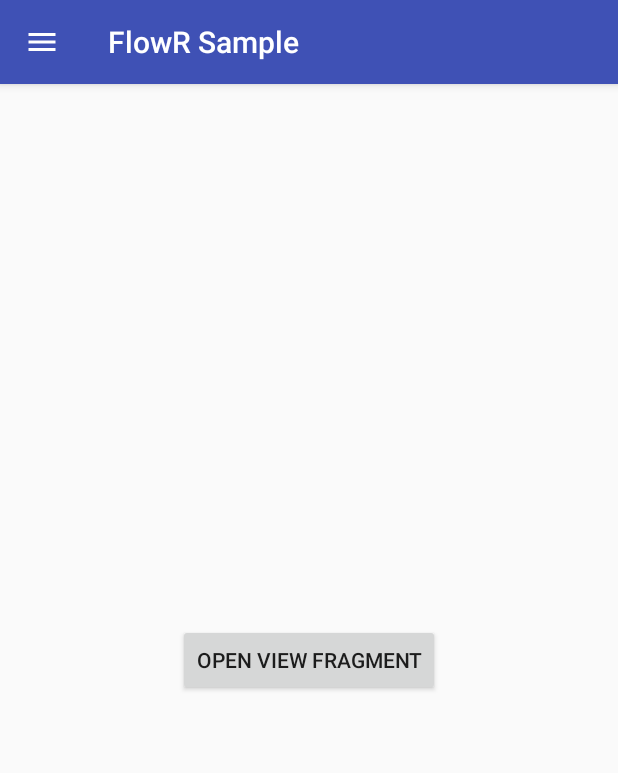
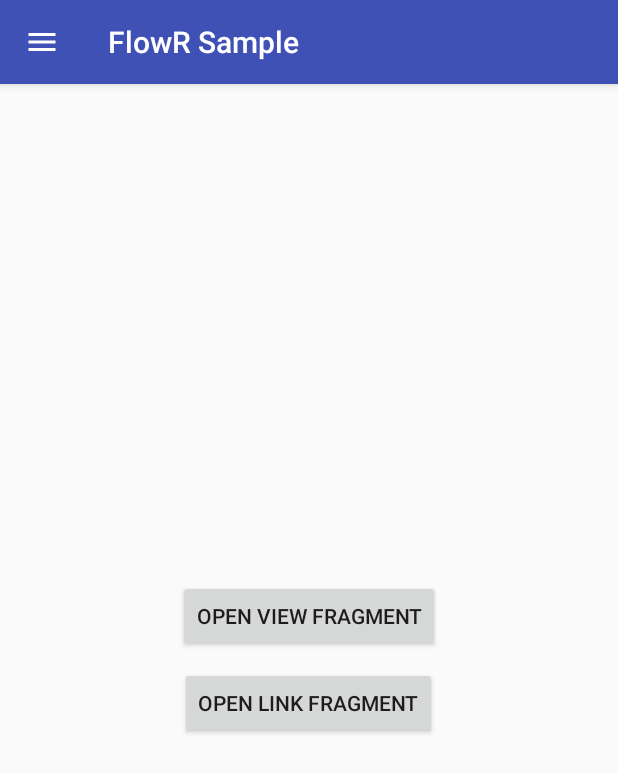
Before and after one commit to Fueled/flowr, an Android app: the screen it shows after launch (MainActivity), after a tap on "OPEN VIEW FRAGMENT", on a phone screen of 412 x 824 dp. Shown: the top 773 px of the screen. Run offline under Robolectric (Android 15) with nearby library versions, the phone set to English and light mode, and no system bars; our stand-ins replace RxJava, data binding; 1 statement that could not run was skipped.

Commit message:
feat(samples): Add sample library to demonstrate multi module deep linking

```diff
--- /dev/null
+++ b/sample-library/src/main/AndroidManifest.xml
@@ -0,0 +1,6 @@
+<manifest xmlns:android="http://schemas.android.com/apk/res/android"
+          package="com.fueled.flowr.sample.library">
+
+    <application/>
+
+</manifest>
--- /dev/null
+++ b/sample-library/src/main/res/values/strings.xml
@@ -0,0 +1,4 @@
+<resources>
+    <string name="app_name">sample-library</string>
+    <string name="hello_world">Hello, World!</string>
+</resources>
--- a/sample/build.gradle
+++ b/sample/build.gradle
@@ -32,8 +32,9 @@ dependencies {
     compile fileTree(dir: 'libs', include: ['*.jar'])
 
     compile project(':flowr')
+    annotationProcessor project(':flowr-compiler')
 
-    annotationProcessor project(':flowr-compiler')
+    compile project(':sample-library')
 
     compile libraries.appCompat
     compile libraries.designSupport
--- a/sample/src/main/java/com/fueled/flowr/sample/HomeFragment.java
+++ b/sample/src/main/java/com/fueled/flowr/sample/HomeFragment.java
@@ -24,6 +24,7 @@ public class HomeFragment extends AbstractFragment implements View.OnClickListen
     protected void setupView(View view) {
         binding = DataBindingUtil.bind(view);
         binding.homeOpenViewButton.setOnClickListener(this);
+        binding.homeOpenLinkButton.setOnClickListener(this);
     }
 
     @Override
@@ -38,12 +39,22 @@ public class HomeFragment extends AbstractFragment implements View.OnClickListen
 
     @Override
     public void onClick(View view) {
-        displayViewFragment();
+        if (getId() == R.id.home_open_view_button) {
+            displayViewFragment();
+        } else {
+            displayLinkFragment();
+        }
     }
 
     private void displayViewFragment() {
         getFlowr().open("/m/From%20HomeFragment")
-                .setCustomTransactionAnimation(android.R.anim.fade_in, android.R.anim.fade_out, android.R.anim.slide_in_left, android.R.anim.slide_out_right)
+                .setCustomTransactionAnimation(android.R.anim.fade_in, android.R.anim.fade_out,
+                        android.R.anim.slide_in_left, android.R.anim.slide_out_right)
+                .displayFragment();
+    }
+
+    private void displayLinkFragment() {
+        getFlowr().open("/hello")
                 .displayFragment();
     }
 }
--- a/sample/src/main/java/com/fueled/flowr/sample/MainActivity.java
+++ b/sample/src/main/java/com/fueled/flowr/sample/MainActivity.java
@@ -18,7 +18,7 @@ import com.fueled.flowr.sample.core.AbstractActivity;
 import com.fueled.flowr.sample.core.AbstractFragment;
 import com.fueled.flowr.sample.core.FragmentResultPublisherImpl;
 import com.fueled.flowr.sample.databinding.ActivityMainBinding;
-
+import com.fueled.flowr.sample.library.LibraryDeepLinkHandlerImpl;
 
 public class MainActivity extends AbstractActivity implements ToolbarHandler, DrawerHandler {
 
@@ -50,7 +50,8 @@ public class MainActivity extends AbstractActivity implements ToolbarHandler, Dr
             flowr = new Flowr(R.id.main_container, this, this, this,
                     FragmentResultPublisherImpl.getInstance());
 
-            flowr.setDeepLinkHandlers(new MainDeepLinkHandlerImpl());
+            flowr.setDeepLinkHandlers(new MainDeepLinkHandlerImpl(),
+                    new LibraryDeepLinkHandlerImpl());
         }
 
         return flowr;
--- a/sample/src/main/res/layout/fragment_home.xml
+++ b/sample/src/main/res/layout/fragment_home.xml
@@ -1,19 +1,27 @@
 <?xml version="1.0" encoding="utf-8"?>
 <layout xmlns:android="http://schemas.android.com/apk/res/android"
-    xmlns:app="http://schemas.android.com/apk/res-auto"
-    xmlns:tools="http://schemas.android.com/tools">
+        xmlns:app="http://schemas.android.com/apk/res-auto"
+        xmlns:tools="http://schemas.android.com/tools">
 
-    <FrameLayout
+    <LinearLayout
         android:layout_width="match_parent"
-        android:layout_height="match_parent">
+        android:layout_height="match_parent"
+        android:gravity="center"
+        android:orientation="vertical">
 
         <Button
             android:id="@+id/home_open_view_button"
             android:layout_width="wrap_content"
             android:layout_height="wrap_content"
-            android:layout_gravity="center"
             android:text="@string/open_view_fragment"/>
 
-    </FrameLayout>
+        <Button
+            android:id="@+id/home_open_link_button"
+            android:layout_width="wrap_content"
+            android:layout_height="wrap_content"
+            android:layout_marginTop="10dp"
+            android:text="@string/open_link_fragment"/>
+
+    </LinearLayout>
 
 </layout>
--- a/sample/src/main/res/values/strings.xml
+++ b/sample/src/main/res/values/strings.xml
@@ -8,6 +8,7 @@
 
     <!-- Home Fragment -->
     <string name="open_view_fragment">Open View Fragment</string>
+    <string name="open_link_fragment">Open Link Fragment</string>
 
     <!-- Categories Fragment -->
     <string name="categories_message">Categories Fragment!</string>
--- a/settings.gradle
+++ b/settings.gradle
@@ -1 +1 @@
-include ':flowr', ':sample', ':flowr-annotations', ':flowr-compiler', ':flowr-mock-classes'
+include ':flowr', ':sample', ':flowr-annotations', ':flowr-compiler', ':flowr-mock-classes', ':sample-library'
```
Also changed, not shown: sample-library/build.gradle (added, +29 -0 lines), sample-library/src/main/java/com/fueled/flowr/sample/library/LibraryDeepLinkHandler.java (added, +11 -0 lines), sample-library/src/main/java/com/fueled/flowr/sample/library/LinkFragment.java (added, +30 -0 lines), sample-library/src/main/res/layout/fragment_link.xml (added, +11 -0 lines), 1 other file.
